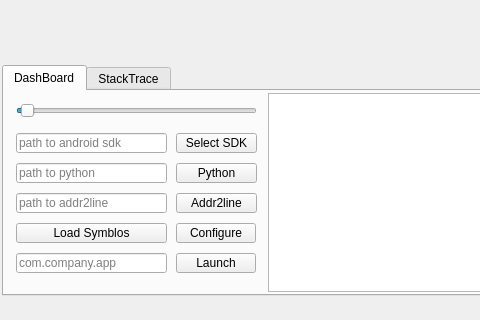
Before: the Qt Designer form mainwindow.ui in Tencent/loli_profiler, drawn with Qt 5; both pictures show x 0 to 480 and y 220 to 540 of the 1024 by 540 pixel window.
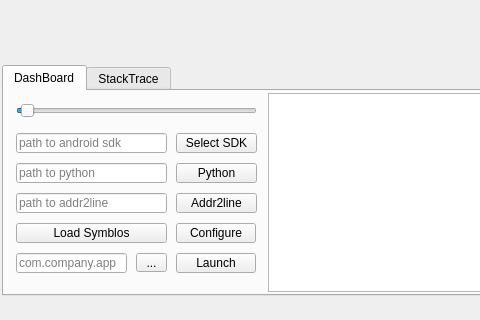
After: the same form once the commit is applied. Icons and pictures are not drawn. Custom widgets are drawn as their Qt base class.

Commit message: list installed applications

Diff of the .ui file:
```diff
--- a/mainwindow.ui
+++ b/mainwindow.ui
@@ -192,7 +192,7 @@
              <rect>
               <x>10</x>
               <y>160</y>
-              <width>151</width>
+              <width>111</width>
               <height>20</height>
              </rect>
             </property>
@@ -363,6 +363,31 @@
              <string>Configure</string>
             </property>
            </widget>
+           <widget class="QToolButton" name="selectAppToolButton">
+            <property name="geometry">
+             <rect>
+              <x>130</x>
+              <y>160</y>
+              <width>31</width>
+              <height>19</height>
+             </rect>
+            </property>
+            <property name="toolTip">
+             <string>Select Target Application</string>
+            </property>
+            <property name="text">
+             <string>...</string>
+            </property>
+            <property name="popupMode">
+             <enum>QToolButton::DelayedPopup</enum>
+            </property>
+            <property name="autoRaise">
+             <bool>false</bool>
+            </property>
+            <property name="arrowType">
+             <enum>Qt::NoArrow</enum>
+            </property>
+           </widget>
           </widget>
          </item>
          <item>
```
The commit also changes 2 other files.
